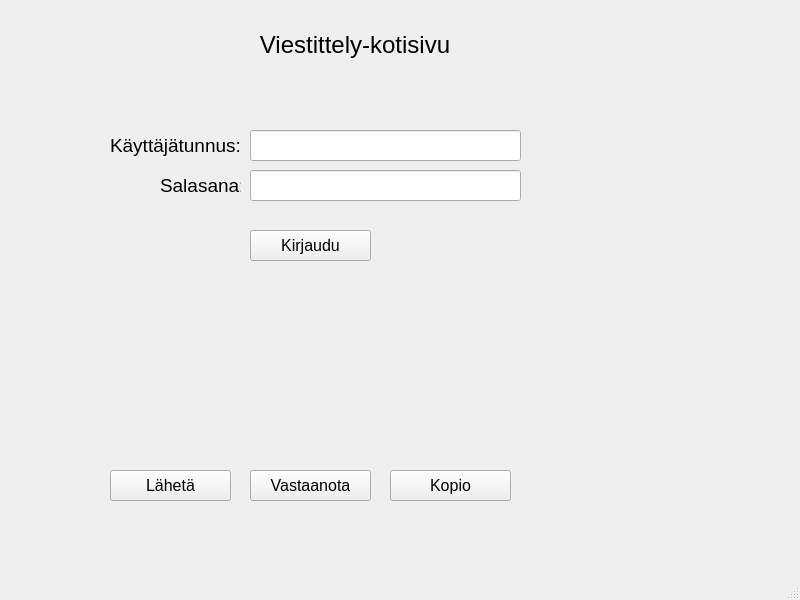
Qt form Simo/ui_kotisivu.ui (SimpeLe/Viestittely-kansio) before a commit.
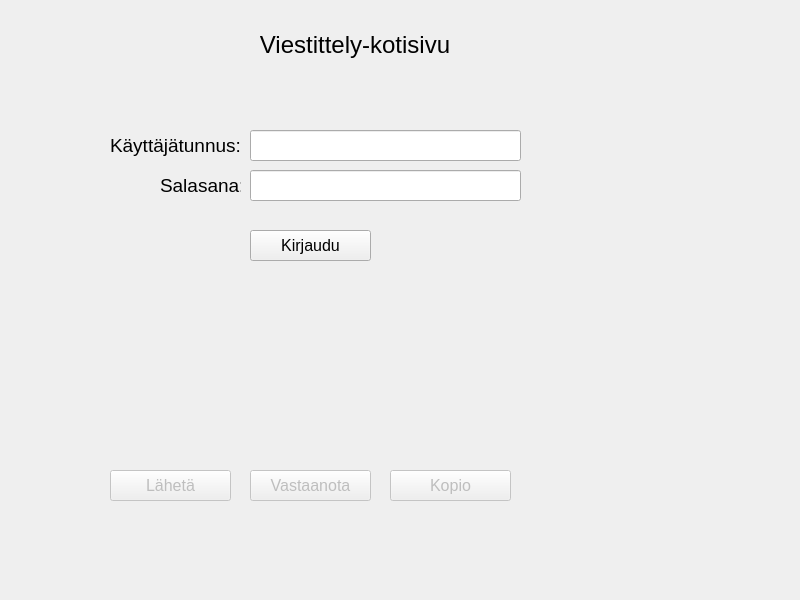
The same form after that commit. Icons and pictures are not drawn.

What changed in the file:
```diff
--- a/Simo/ui_kotisivu.ui
+++ b/Simo/ui_kotisivu.ui
@@ -100,6 +100,9 @@
     </property>
    </widget>
    <widget class="QPushButton" name="plaheta_pushButton">
+    <property name="enabled">
+     <bool>false</bool>
+    </property>
     <property name="geometry">
      <rect>
       <x>110</x>
@@ -125,6 +128,9 @@
     </property>
    </widget>
    <widget class="QPushButton" name="pvastaanota_pushButton">
+    <property name="enabled">
+     <bool>false</bool>
+    </property>
     <property name="geometry">
      <rect>
       <x>250</x>
@@ -156,6 +162,9 @@
     </property>
    </widget>
    <widget class="QPushButton" name="pkopio_pushButton">
+    <property name="enabled">
+     <bool>false</bool>
+    </property>
     <property name="geometry">
      <rect>
       <x>390</x>
@@ -219,17 +228,6 @@
     </property>
    </widget>
   </widget>
-  <widget class="QMenuBar" name="menubar">
-   <property name="geometry">
-    <rect>
-     <x>0</x>
-     <y>0</y>
-     <width>800</width>
-     <height>21</height>
-    </rect>
-   </property>
-  </widget>
-  <widget class="QStatusBar" name="statusbar"/>
  </widget>
  <tabstops>
   <tabstop>pkayttaja_lineEdit</tabstop>
```
Left out of the diff: 11 changed lines with no effect on the pictures.
